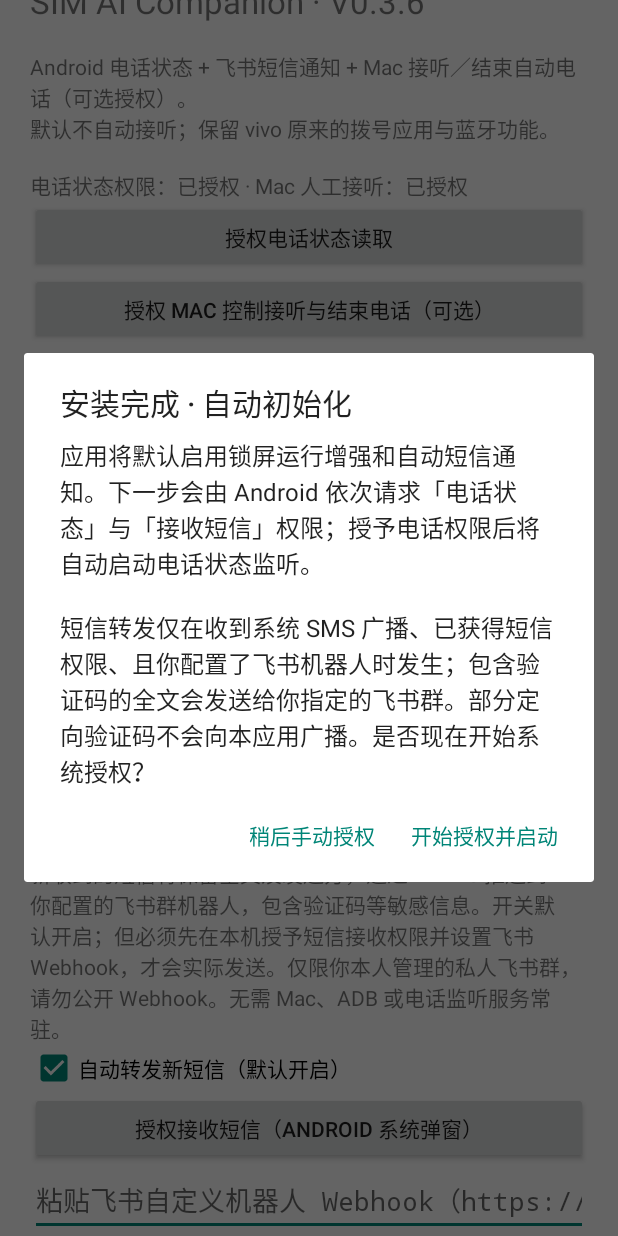
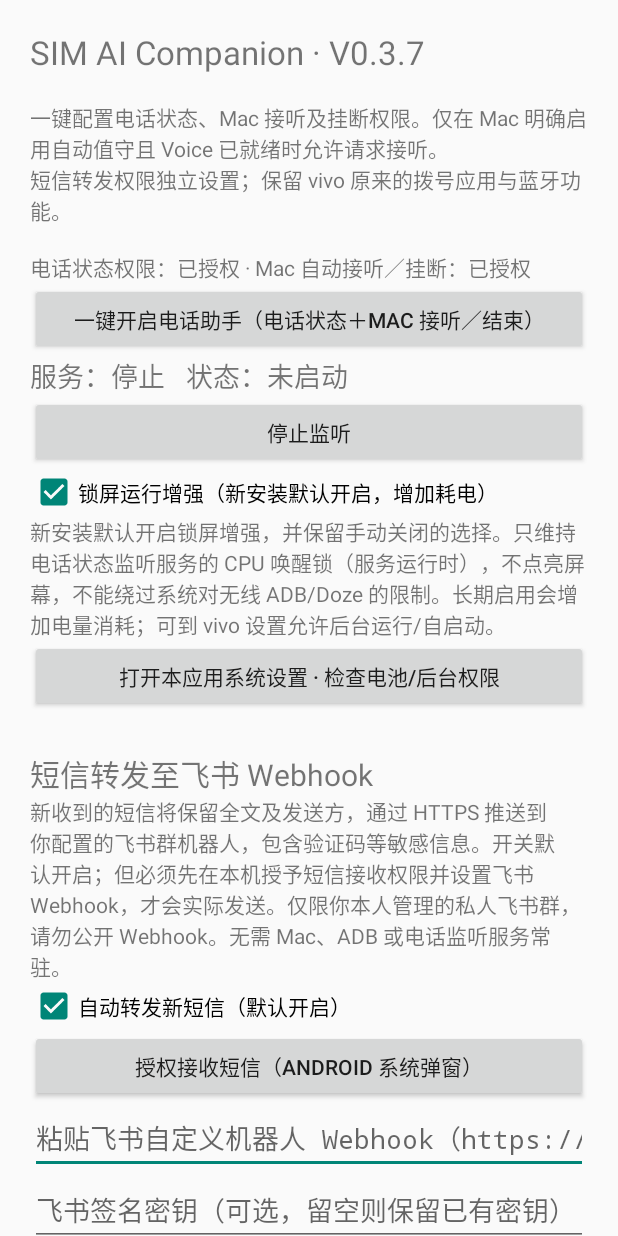
Before and after one commit to popowk/SIM-AI-Assistant, an Android app: the screen it shows after launch (MainActivity), on a phone screen of 412 x 824 dp. Run offline under Robolectric (Android 15) with nearby library versions, the phone set to English and light mode, and no system bars.

Commit message:
android: consolidate call-state and answer/hangup permissions into one setup action and migrate upgrades

```diff
--- a/AndroidCompanion/app/src/main/java/com/popowk/simai/companion/MainActivity.java
+++ b/AndroidCompanion/app/src/main/java/com/popowk/simai/companion/MainActivity.java
@@ -24,9 +24,11 @@ import android.widget.TextView;
 public final class MainActivity extends Activity {
     private static final int PHONE_PERMISSION_REQUEST = 1021;
     private static final int SMS_PERMISSION_REQUEST = 1022;
-    private static final int ANSWER_PERMISSION_REQUEST = 1023;
+    private static final int ANSWER_PERMISSION_REQUEST = 1023; // legacy callback
     private static final String ONBOARDING_PREFS = "simai_initial_setup";
     private static final String KEY_WIZARD_SHOWN = "permissions_wizard_shown";
+    private static final String KEY_PHONE_SETUP_VERSION = "phone_setup_requested_version";
+    private static final int CURRENT_SETUP_VERSION = 12;
     private static final String KEY_MONITOR_DESIRED = "phone_state_monitor_desired";
     private boolean wizardInProgress = false;
     private TextView state;
@@ -51,43 +53,26 @@ public final class MainActivity extends Activity {
         scroller.addView(column);
 
         TextView title = new TextView(this);
-        title.setText("SIM AI Companion · V0.3.6");
+        title.setText("SIM AI Companion · V0.3.7");
         title.setTextSize(22f);
         column.addView(title);
         TextView description = new TextView(this);
-        description.setText("\nAndroid 电话状态 + 飞书短信通知 + Mac 接听／结束自动电话（可选授权）。\n默认不自动接听；保留 vivo 原来的拨号应用与蓝牙功能。\n");
+        description.setText("\n一键配置电话状态、Mac 接听及挂断权限。仅在 Mac 明确启用自动值守且 Voice 已就绪时允许请求接听。\n短信转发权限独立设置；保留 vivo 原来的拨号应用与蓝牙功能。\n");
         column.addView(description);
 
         permission = new TextView(this);
         column.addView(permission);
         Button grant = new Button(this);
-        grant.setText("授权电话状态读取");
-        grant.setOnClickListener(v -> requestPhonePermissionAndAutoStart());
+        grant.setText("一键开启电话助手（电话状态＋Mac 接听／结束）");
+        grant.setOnClickListener(v -> {
+            setMonitorDesired(true);
+            requestPhonePermissionAndAutoStart();
+        });
         column.addView(grant);
-
-        Button answerGrant = new Button(this);
-        answerGrant.setText("授权 Mac 控制接听与结束电话（可选）");
-        answerGrant.setOnClickListener(v ->
-                new android.app.AlertDialog.Builder(this)
-                        .setTitle("允许 Mac 管理接听及结束通话？")
-                        .setMessage("授权后，Mac 端可以在 Voice 已就绪时请求自动接听；对于本应用自动接听且会话校验一致的电话，Voice 结束后可以请求结束通话。不会改为默认拨号应用，不会记录来电号码。")
-                        .setNegativeButton("取消", null)
-                        .setPositiveButton("继续系统授权", (dialog, which) -> requestPermissions(
-                                new String[]{Manifest.permission.ANSWER_PHONE_CALLS},
-                                ANSWER_PERMISSION_REQUEST)).show());
-        column.addView(answerGrant);
 
         state = new TextView(this);
         state.setTextSize(18);
         column.addView(state);
-        Button start = new Button(this);
-        start.setText("开始监听电话状态");
-        start.setOnClickListener(v -> {
-            setMonitorDesired(true);
-            requestPhonePermissionAndAutoStart();
-        });
-        column.addView(start);
-
         Button stop = new Button(this);
         stop.setText("停止监听");
         stop.setOnClickListener(v -> {
@@ -264,52 +249,42 @@ public final class MainActivity extends Activity {
     }
 
     private void requestPhonePermissionAndAutoStart() {
-        if (checkSelfPermission(Manifest.permission.READ_PHONE_STATE)
-                == PackageManager.PERMISSION_GRANTED) {
+        // A single app action requests BOTH ordinary Android dangerous phone
+        // permissions. Android itself decides whether one or more OS dialogs
+        // are necessary; no second Companion button or in-app confirmation.
+        boolean canRead = checkSelfPermission(Manifest.permission.READ_PHONE_STATE)
+                == PackageManager.PERMISSION_GRANTED;
+        boolean canAnswer = checkSelfPermission(Manifest.permission.ANSWER_PHONE_CALLS)
+                == PackageManager.PERMISSION_GRANTED;
+        if (canRead && canAnswer) {
             startPhoneMonitorIfAllowed();
-            if (wizardInProgress) requestSMSPermissionIfNeeded();
+            refresh();
         } else {
-            requestPermissions(new String[]{Manifest.permission.READ_PHONE_STATE},
-                    PHONE_PERMISSION_REQUEST);
+            java.util.ArrayList<String> missing = new java.util.ArrayList<>();
+            if (!canRead) missing.add(Manifest.permission.READ_PHONE_STATE);
+            if (!canAnswer) missing.add(Manifest.permission.ANSWER_PHONE_CALLS);
+            requestPermissions(missing.toArray(new String[0]), PHONE_PERMISSION_REQUEST);
         }
-    }
-
-    private void requestSMSPermissionIfNeeded() {
-        if (!wizardInProgress) return;
-        if (checkSelfPermission(Manifest.permission.RECEIVE_SMS)
-                == PackageManager.PERMISSION_GRANTED) {
-            wizardInProgress = false;
-            refresh();
-            return;
-        }
-        requestPermissions(new String[]{Manifest.permission.RECEIVE_SMS},
-                SMS_PERMISSION_REQUEST);
     }
 
     private void offerFirstRunSetup() {
         android.content.SharedPreferences setup =
                 getSharedPreferences(ONBOARDING_PREFS, MODE_PRIVATE);
-        if (setup.getBoolean(KEY_WIZARD_SHOWN, false)) return;
-        setup.edit().putBoolean(KEY_WIZARD_SHOWN, true).apply();
-        new android.app.AlertDialog.Builder(this)
-                .setTitle("安装完成 · 自动初始化")
-                .setMessage("应用将默认启用锁屏运行增强和自动短信通知。下一步会由 Android 依次请求「电话状态」与「接收短信」权限；授予电话权限后将自动启动电话状态监听。\n\n短信转发仅在收到系统 SMS 广播、已获得短信权限、且你配置了飞书机器人时发生；包含验证码的全文会发送给你指定的飞书群。部分定向验证码不会向本应用广播。是否现在开始系统授权？")
-                .setPositiveButton("开始授权并启动", (dialog, which) -> {
-                    wizardInProgress = true;
-                    requestPhonePermissionAndAutoStart();
-                })
-                .setNegativeButton("稍后手动授权", (dialog, which) -> {
-                    wizardInProgress = false;
-                    refresh();
-                })
-                .show();
+        if (!monitorDesired()) return; // explicit Android user stop wins
+        if (setup.getInt(KEY_PHONE_SETUP_VERSION, 0) >= CURRENT_SETUP_VERSION) return;
+        // Mark before requesting to avoid repeated prompting after denial.
+        // Installing / upgrading through the user's single Mac action
+        // launches this Activity; an Android OS permission dialog may appear.
+        setup.edit().putInt(KEY_PHONE_SETUP_VERSION, CURRENT_SETUP_VERSION)
+                .putBoolean(KEY_WIZARD_SHOWN, true).apply();
+        requestPhonePermissionAndAutoStart();
     }
 
     private void refresh() {
         permission.setText("电话状态权限：" + (checkSelfPermission(Manifest.permission.READ_PHONE_STATE)
             == PackageManager.PERMISSION_GRANTED ? "已授权" : "未授权") +
-            " · Mac 人工接听：" + (checkSelfPermission(Manifest.permission.ANSWER_PHONE_CALLS)
-            == PackageManager.PERMISSION_GRANTED ? "已授权" : "未授权（可选）"));
+            " · Mac 自动接听／挂断：" + (checkSelfPermission(Manifest.permission.ANSWER_PHONE_CALLS)
+            == PackageManager.PERMISSION_GRANTED ? "已授权" : "未授权，可点一键开启"));
         state.setText("服务：" + (CallMonitorService.running ? "运行中" : "停止")
                 + "   状态：" + CallMonitorService.lastState);
         if (smsStatus != null) {
@@ -334,17 +309,18 @@ public final class MainActivity extends Activity {
             if (granted) {
                 startPhoneMonitorIfAllowed();
             } else {
-                Toast.makeText(this, "系统未授权电话状态；可在应用设置中手动开启",
+                Toast.makeText(this, "电话状态读取权限尚未授权；电话监听无法启动",
                         Toast.LENGTH_LONG).show();
             }
-            if (wizardInProgress) requestSMSPermissionIfNeeded();
+            boolean answerGranted = checkSelfPermission(Manifest.permission.ANSWER_PHONE_CALLS)
+                    == PackageManager.PERMISSION_GRANTED;
+            Toast.makeText(this, answerGranted
+                    ? "电话助手权限已就绪；接听与挂断无需额外授权按钮"
+                    : "接听／挂断权限未获系统允许；可以在一键开启中重试",
+                    Toast.LENGTH_LONG).show();
         } else if (requestCode == ANSWER_PERMISSION_REQUEST) {
-            Toast.makeText(this,
-                    checkSelfPermission(Manifest.permission.ANSWER_PHONE_CALLS)
-                            == PackageManager.PERMISSION_GRANTED
-                    ? "电话接听／结束权限已授权；仅允许用户启用的自动值守或人工操作"
-                    : "人工接听权限未获授权；原有电话与短信功能不受影响",
-                    Toast.LENGTH_LONG).show();
+            // Compatibility for a permission dialog opened before upgrading.
+            refresh();
         } else if (requestCode == SMS_PERMISSION_REQUEST) {
             wizardInProgress = false;
             boolean granted = checkSelfPermission(Manifest.permission.RECEIVE_SMS)
```
